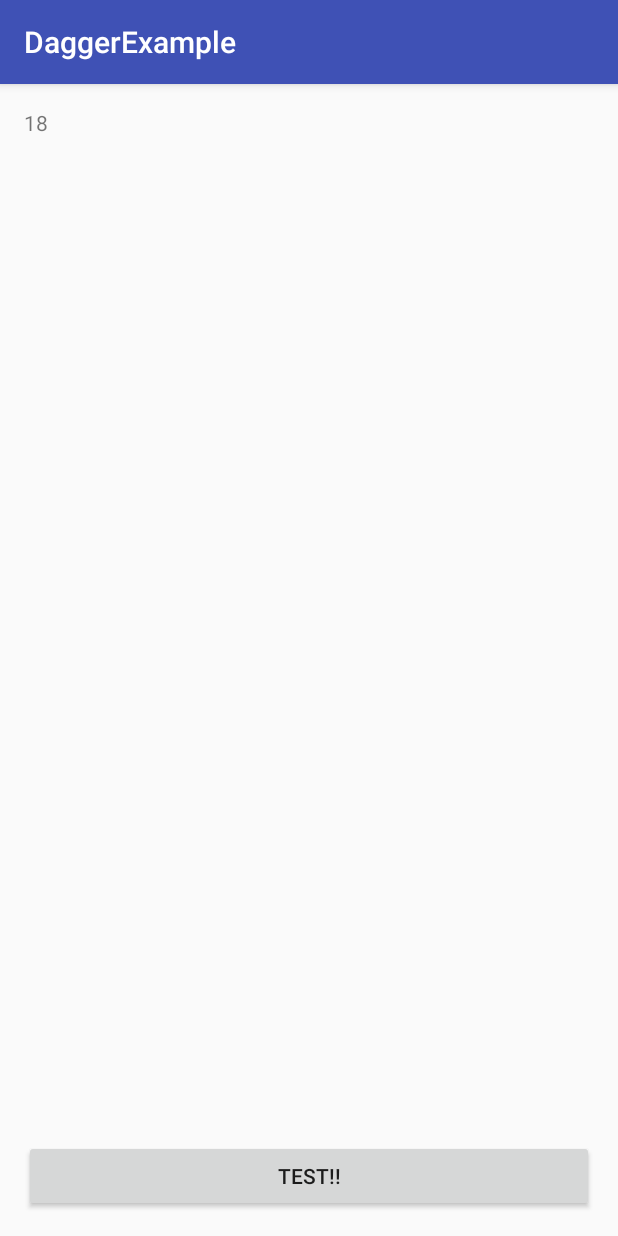
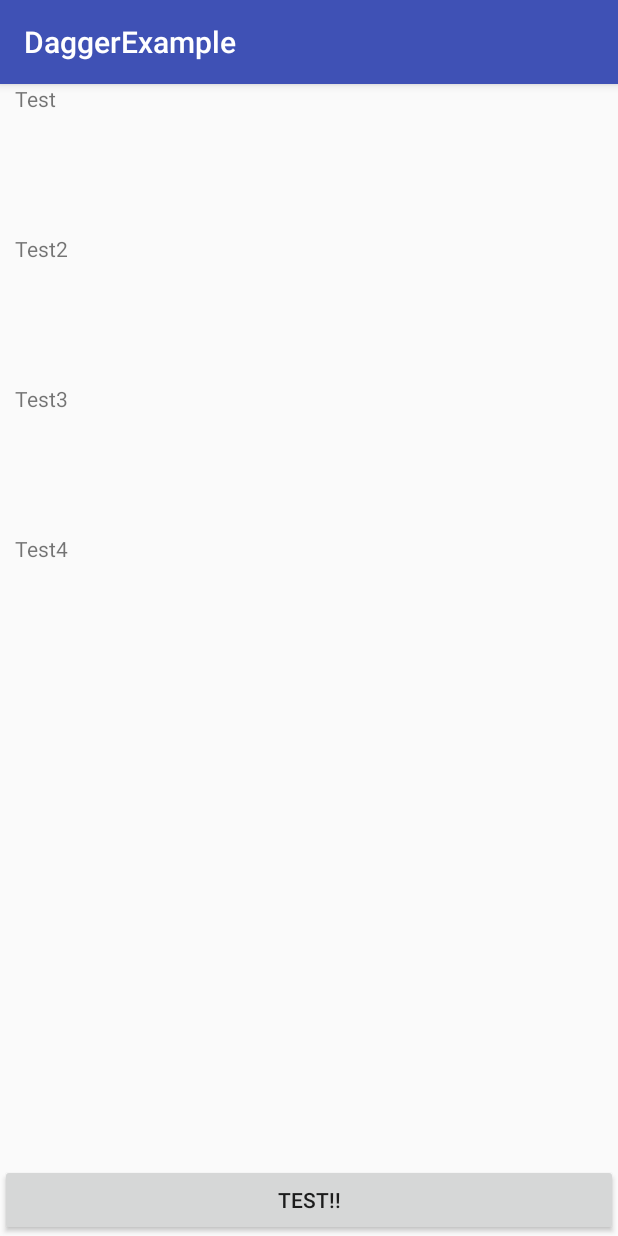
Before and after one commit to TORU0239/DaggerExample, an Android app: the screen it shows after launch (MainActivity), after a tap on "TEST!!", on a phone screen of 412 x 824 dp. Run offline under Robolectric (Android 15) with nearby library versions, the phone set to English and light mode, and no system bars; our stand-ins replace ButterKnife, Dagger/Hilt's generated code.

Commit message:
add recyclerview

```diff
--- a/app/src/main/java/io/toru/daggerexample/UI/MainActivity.java
+++ b/app/src/main/java/io/toru/daggerexample/UI/MainActivity.java
@@ -1,15 +1,22 @@
 package io.toru.daggerexample.ui;
 
+import android.support.v7.widget.LinearLayoutManager;
+import android.support.v7.widget.RecyclerView;
 import android.util.Log;
 import android.widget.TextView;
+
+import java.util.ArrayList;
+import java.util.List;
 
 import butterknife.BindView;
 import butterknife.OnClick;
 import io.toru.daggerexample.R;
 import io.toru.daggerexample.base.activity.BaseActivity;
+import io.toru.daggerexample.model.QuestionModel;
 import io.toru.daggerexample.pattern.presenter.MainPresenter;
 import io.toru.daggerexample.pattern.presenter.MainPresenterImp;
 import io.toru.daggerexample.pattern.view.MainView;
+import io.toru.daggerexample.ui.adapter.MainRecyclerAdapter;
 
 
 public class MainActivity extends BaseActivity implements MainView{
@@ -20,6 +27,12 @@ public class MainActivity extends BaseActivity implements MainView{
     @BindView(R.id.main_text)
     TextView mainText;
 
+    @BindView(R.id.main_recyclerView)
+    RecyclerView mainRecyclerView;
+
+    private MainRecyclerAdapter adapter;
+    private List<QuestionModel> questionModelList;
+
     @Override
     public int getLayoutID() {
         return R.layout.activity_main;
@@ -28,12 +41,34 @@ public class MainActivity extends BaseActivity implements MainView{
     @Override
     public void initModel() {
         mainPresenter = new MainPresenterImp(this);
+        questionModelList = new ArrayList<>();
+        adapter = new MainRecyclerAdapter(questionModelList);
+        mainRecyclerView.setLayoutManager(new LinearLayoutManager(this));
+        mainRecyclerView.setAdapter(adapter);
     }
 
     @Override
     public void onInitView() {
         Log.w(TAG, "onInitView: ");
         mainText.setText("18");
+
+        QuestionModel model = new QuestionModel();
+        model.question = "Test";
+        questionModelList.add(model);
+
+        model = new QuestionModel();
+        model.question = "Test2";
+        questionModelList.add(model);
+
+        model = new QuestionModel();
+        model.question = "Test3";
+        questionModelList.add(model);
+
+        model = new QuestionModel();
+        model.question = "Test4";
+        questionModelList.add(model);
+
+        adapter.notifyDataSetChanged();
     }
 
     @OnClick(R.id.main_button)
--- a/app/src/main/java/io/toru/daggerexample/app/MyApplication.java
+++ b/app/src/main/java/io/toru/daggerexample/app/MyApplication.java
@@ -30,7 +30,7 @@ public class MyApplication extends Application {
         return mainComponent;
     }
 
-    public static MyApplication getAppication(){
+    public static MyApplication getApplication(){
         return application;
     }
 }
--- /dev/null
+++ b/app/src/main/java/io/toru/daggerexample/model/QuestionModel.java
@@ -0,0 +1,9 @@
+package io.toru.daggerexample.model;
+
+/**
+ * Created by toru on 2016. 10. 3..
+ */
+
+public class QuestionModel {
+    public String question;
+}
--- a/app/src/main/java/io/toru/daggerexample/pattern/presenter/MainPresenterImp.java
+++ b/app/src/main/java/io/toru/daggerexample/pattern/presenter/MainPresenterImp.java
@@ -24,7 +24,7 @@ public class MainPresenterImp implements MainPresenter {
 
     public MainPresenterImp(MainView mainView) {
         this.mainView = mainView;
-        MyApplication.getAppication().getMainComponent().inject(this);
+        MyApplication.getApplication().getMainComponent().inject(this);
     }
 
     @Override
--- /dev/null
+++ b/app/src/main/java/io/toru/daggerexample/ui/adapter/MainRecyclerAdapter.java
@@ -0,0 +1,41 @@
+package io.toru.daggerexample.ui.adapter;
+
+import android.support.v7.widget.RecyclerView;
+import android.view.LayoutInflater;
+import android.view.View;
+import android.view.ViewGroup;
+
+import java.util.List;
+
+import io.toru.daggerexample.R;
+import io.toru.daggerexample.model.QuestionModel;
+
+/**
+ * Created by toru on 2016. 10. 3..
+ */
+
+public class MainRecyclerAdapter extends RecyclerView.Adapter<MainViewHolder> {
+    private static final String TAG = MainRecyclerAdapter.class.getSimpleName();
+
+    private List<QuestionModel> listModel;
+
+    public MainRecyclerAdapter(List<QuestionModel> listModel) {
+        this.listModel = listModel;
+    }
+
+    @Override
+    public MainViewHolder onCreateViewHolder(ViewGroup parent, int viewType) {
+        View itemView = LayoutInflater.from(parent.getContext()).inflate(R.layout.adapter_main, parent, false);
+        return new MainViewHolder(itemView);
+    }
+
+    @Override
+    public void onBindViewHolder(MainViewHolder holder, int position) {
+        holder.updateView(listModel.get(position));
+    }
+
+    @Override
+    public int getItemCount() {
+        return listModel.size();
+    }
+}
--- /dev/null
+++ b/app/src/main/java/io/toru/daggerexample/ui/adapter/MainViewHolder.java
@@ -0,0 +1,30 @@
+package io.toru.daggerexample.ui.adapter;
+
+import android.support.v7.widget.RecyclerView;
+import android.view.View;
+import android.widget.TextView;
+
+import butterknife.BindView;
+import butterknife.ButterKnife;
+import io.toru.daggerexample.R;
+import io.toru.daggerexample.model.QuestionModel;
+
+/**
+ * Created by toru on 2016. 10. 3..
+ */
+
+public class MainViewHolder extends RecyclerView.ViewHolder {
+
+    @BindView(R.id.adapter_text)
+    TextView mainTextView;
+
+    public MainViewHolder(View itemView) {
+        super(itemView);
+        ButterKnife.bind(this, itemView);
+    }
+
+    public void updateView(Object model) {
+        QuestionModel eachModel = (QuestionModel)model;
+        mainTextView.setText(eachModel.question);
+    }
+}
--- a/app/src/main/res/layout/activity_main.xml
+++ b/app/src/main/res/layout/activity_main.xml
@@ -3,13 +3,15 @@
     xmlns:tools="http://schemas.android.com/tools"
     android:layout_width="match_parent"
     android:layout_height="match_parent"
-    android:paddingBottom="@dimen/activity_vertical_margin"
-    android:paddingLeft="@dimen/activity_horizontal_margin"
-    android:paddingRight="@dimen/activity_horizontal_margin"
-    android:paddingTop="@dimen/activity_vertical_margin"
     tools:context=".ui.MainActivity">
 
+    <android.support.v7.widget.RecyclerView
+        android:id="@+id/main_recyclerView"
+        android:layout_width="match_parent"
+        android:layout_height="match_parent"/>
+
     <TextView
+        android:visibility="gone"
         android:id="@+id/main_text"
         android:layout_width="wrap_content"
         android:layout_height="wrap_content"
--- /dev/null
+++ b/app/src/main/res/layout/adapter_main.xml
@@ -0,0 +1,13 @@
+<?xml version="1.0" encoding="utf-8"?>
+<RelativeLayout xmlns:android="http://schemas.android.com/apk/res/android"
+    android:layout_width="match_parent"
+    android:layout_height="100dp"
+    android:paddingLeft="10dp"
+    android:paddingRight="10dp">
+    <TextView
+        android:id="@+id/adapter_text"
+        android:layout_width="match_parent"
+        android:layout_height="match_parent"
+        android:text="222"/>
+
+</RelativeLayout>
```
